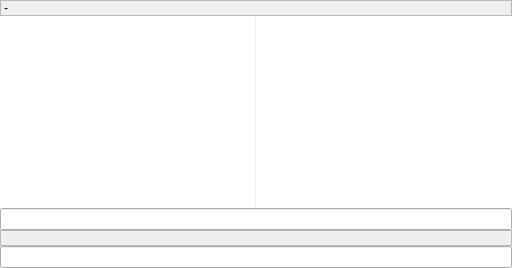
This is Quazaa/3rdparty/communi-desktop/src/gui/messageview.ui in c3c/quazaa as Qt 5 draws it before an edit. The edited form follows.
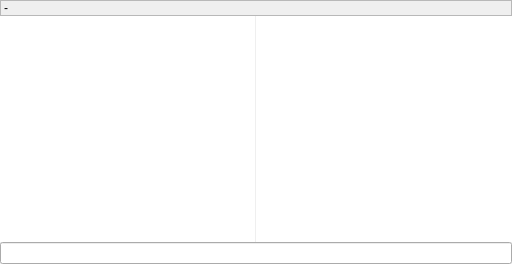
This is the edited form. Custom widgets are drawn as their Qt base class.

Patch:
```diff
--- a/Quazaa/3rdparty/communi-desktop/src/gui/messageview.ui
+++ b/Quazaa/3rdparty/communi-desktop/src/gui/messageview.ui
@@ -2,6 +2,14 @@
 <ui version="4.0">
  <class>MessageView</class>
  <widget class="QWidget" name="MessageView">
+  <property name="geometry">
+   <rect>
+    <x>0</x>
+    <y>0</y>
+    <width>512</width>
+    <height>264</height>
+   </rect>
+  </property>
   <layout class="QVBoxLayout" name="verticalLayout">
    <property name="spacing">
     <number>0</number>
@@ -100,27 +108,26 @@
     <widget class="SearchEditor" name="searchEditor"/>
    </item>
    <item>
-    <widget class="QLabel" name="helpLabel">
-     <property name="sizePolicy">
-      <sizepolicy hsizetype="Ignored" vsizetype="Maximum">
-       <horstretch>0</horstretch>
-       <verstretch>0</verstretch>
-      </sizepolicy>
-     </property>
-     <property name="autoFillBackground">
-      <bool>true</bool>
-     </property>
-     <property name="frameShape">
-      <enum>QFrame::StyledPanel</enum>
-     </property>
-     <property name="frameShadow">
-      <enum>QFrame::Raised</enum>
-     </property>
+    <widget class="QWidget" name="widgetInput" native="true">
+     <layout class="QVBoxLayout" name="verticalLayoutInputWidget">
+      <property name="spacing">
+       <number>0</number>
+      </property>
+      <property name="leftMargin">
+       <number>0</number>
+      </property>
+      <property name="topMargin">
+       <number>0</number>
+      </property>
+      <property name="rightMargin">
+       <number>0</number>
+      </property>
+      <property name="bottomMargin">
+       <number>0</number>
+      </property>
+     </layout>
     </widget>
    </item>
-   <item>
-    <widget class="LineEditor" name="lineEditor"/>
-   </item>
   </layout>
  </widget>
  <customwidgets>
@@ -135,11 +142,6 @@
    <header>textbrowser.h</header>
    <container>1</container>
   </customwidget>
-  <customwidget>
-   <class>LineEditor</class>
-   <extends>QLineEdit</extends>
-   <header>lineeditor.h</header>
-  </customwidget>
   <customwidget>
    <class>UserListView</class>
    <extends>QListView</extends>
```
Left out of the diff: 11 changed lines with no effect on the pictures.
